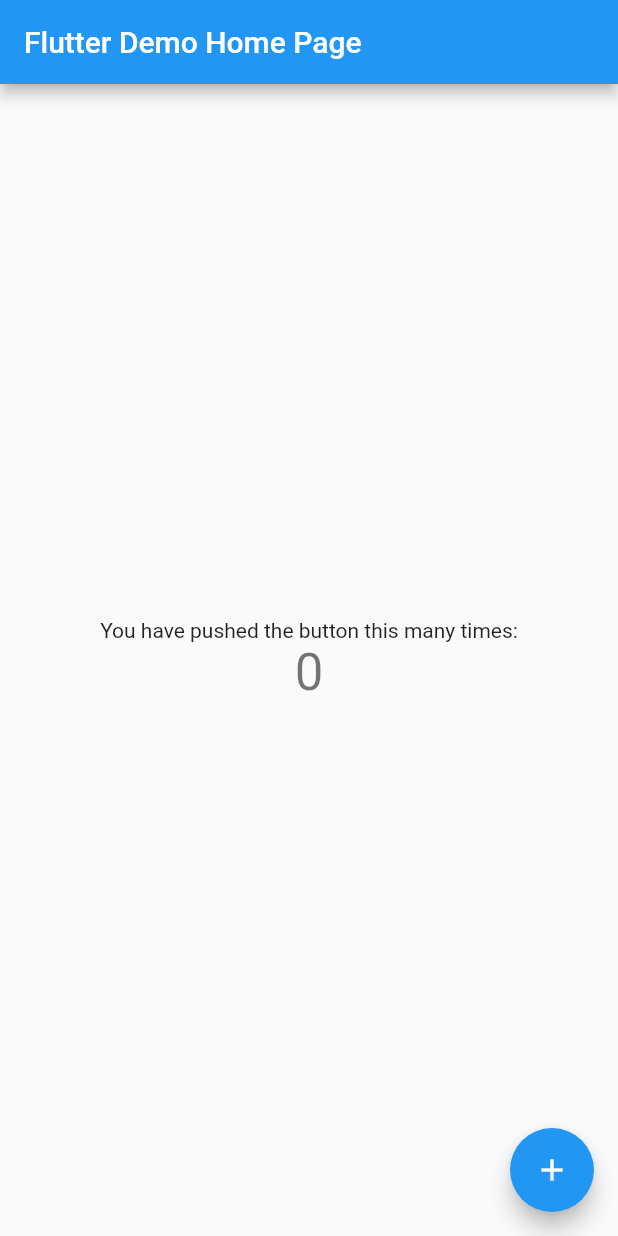
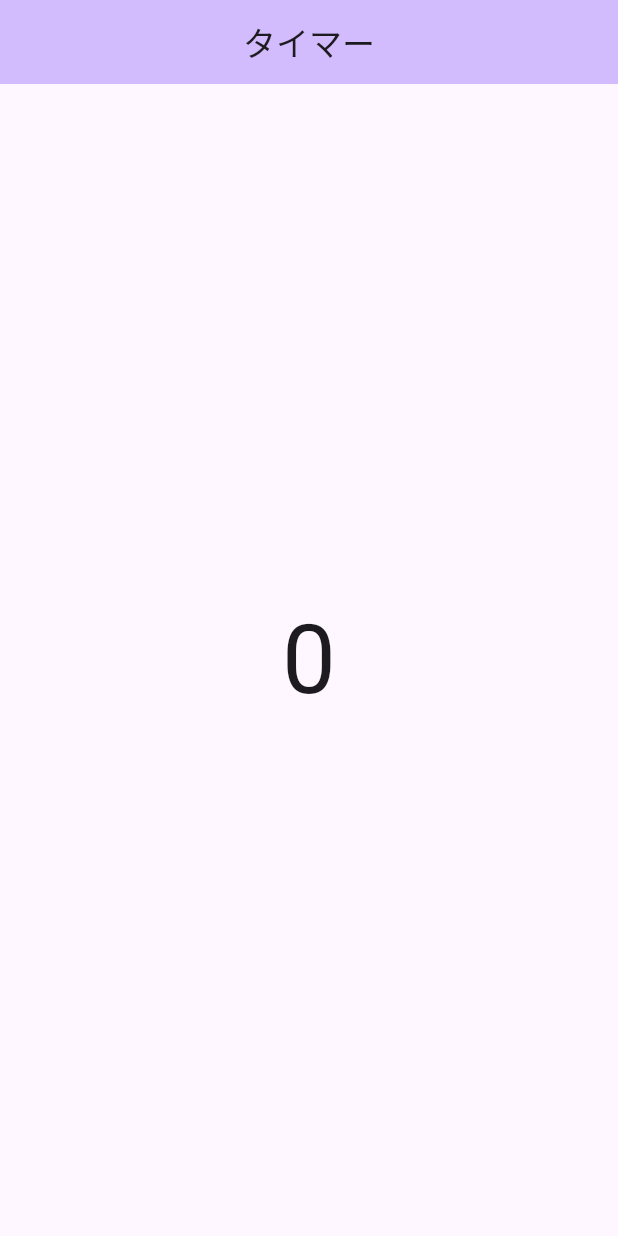
Before and after one commit to uni51/flu_textbook_v2_timer, a Flutter app: the screen it shows after launch, on a phone screen of 412 x 824 dp. Run offline on Flutter 3.47's test engine with Material 2 defaults, Android fonts, the phone set to English and light mode, and no system bars.

Commit message:
StatefulWidgetの状態管理の説明

```diff
--- a/lib/main.dart
+++ b/lib/main.dart
@@ -1,11 +1,11 @@
 import 'package:flutter/material.dart';
 
 void main() {
-  runApp(const MyApp());
+  runApp(const App());
 }
 
-class MyApp extends StatelessWidget {
-  const MyApp({super.key});
+class App extends StatelessWidget {
+  const App({super.key});
 
   // This widget is the root of your application.
   @override
@@ -13,9 +13,10 @@ class MyApp extends StatelessWidget {
     return MaterialApp(
       title: 'Flutter Demo',
       theme: ThemeData(
-        primarySwatch: Colors.blue,
+        colorScheme: ColorScheme.fromSeed(seedColor: Colors.deepPurple),
+        useMaterial3: true,
       ),
-      home: const MyHomePage(title: 'Flutter Demo Home Page'),
+      home: const MyHomePage(title: 'タイマー'),
     );
   }
 }
@@ -30,39 +31,22 @@ class MyHomePage extends StatefulWidget {
 }
 
 class _MyHomePageState extends State<MyHomePage> {
-  int _counter = 0;
-
-  void _incrementCounter() {
-    setState(() {
-      _counter++;
-    });
-  }
+  int _second = 0;
 
   @override
   Widget build(BuildContext context) {
     return Scaffold(
       appBar: AppBar(
-        title: Text(widget.title),
+        backgroundColor: Theme.of(context).colorScheme.inversePrimary,
+        title: Center(child: Text(widget.title)),
       ),
       body: Center(
-        child: Column(
-          mainAxisAlignment: MainAxisAlignment.center,
-          children: <Widget>[
-            const Text(
-              'You have pushed the button this many times:',
+        child:
+            Text(
+              '$_second',
+              style: TextStyle(fontSize: 64),
             ),
-            Text(
-              '$_counter',
-              style: Theme.of(context).textTheme.headline4,
-            ),
-          ],
-        ),
       ),
-      floatingActionButton: FloatingActionButton(
-        onPressed: _incrementCounter,
-        tooltip: 'Increment',
-        child: const Icon(Icons.add),
-      ), // This trailing comma makes auto-formatting nicer for build methods.
     );
   }
 }
```
